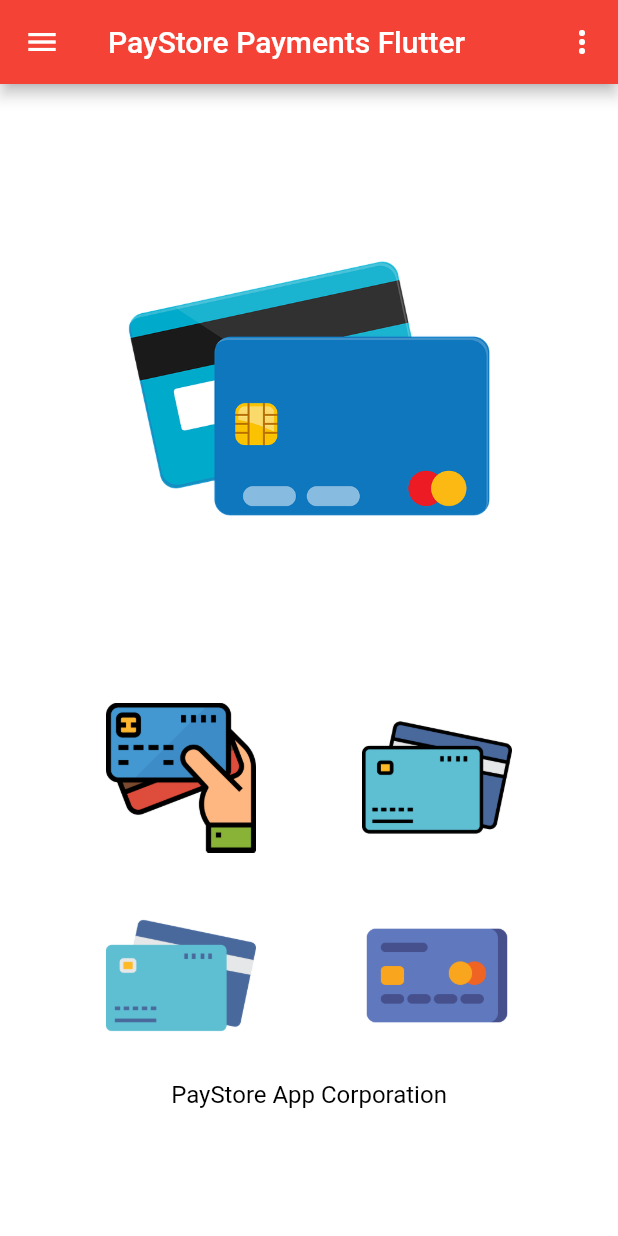
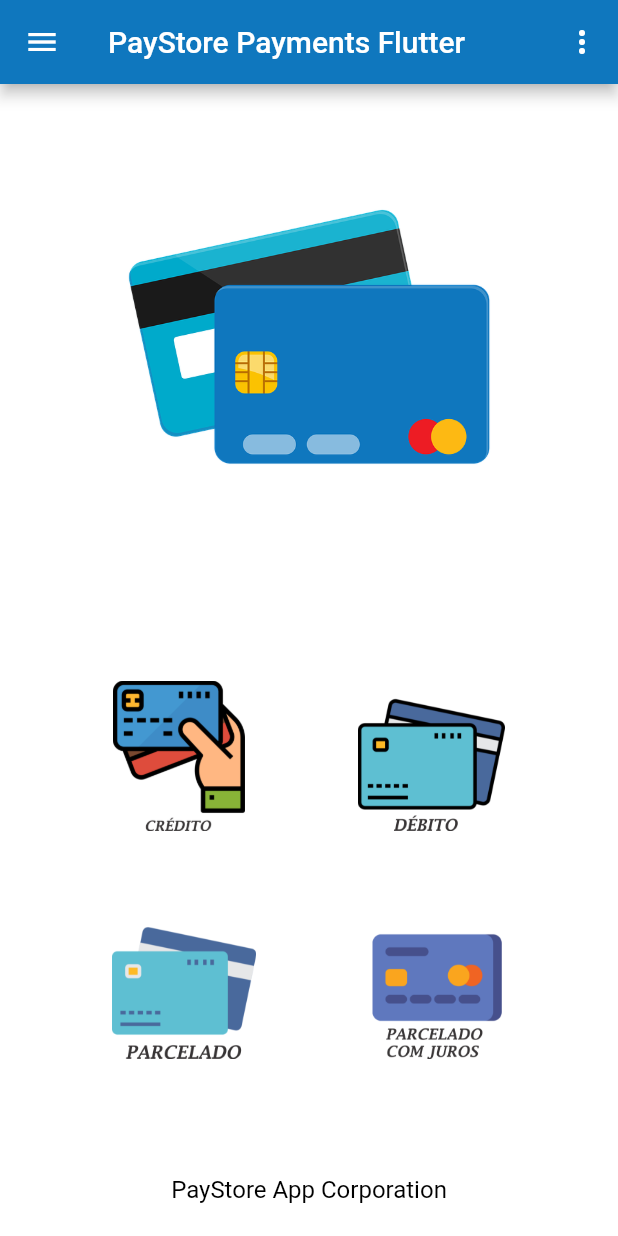
Before and after one commit to souzarogih/PaystorePaymentsFlutter, a Flutter app: the screen it shows after launch, on a phone screen of 412 x 824 dp. Run offline on Flutter 3.47's test engine with Material 2 defaults, Android fonts, the light colour scheme and no system bars.

Commit message:
Mudança de cor e imagens dos icones

```diff
--- a/lib/home.dart
+++ b/lib/home.dart
@@ -85,16 +85,22 @@
           })
         ],
         title: const Text("PayStore Payments Flutter"),
-        backgroundColor: Colors.red,
+        backgroundColor: const Color.fromRGBO(15, 119, 190, 1.0),
       ),
       drawer: Drawer(
-        // Image.asset("images/paystore.png"),
         child: Padding(
-          padding: const EdgeInsets.only(top: 60, left: 8),
+          padding: const EdgeInsets.only(top: 25, left: 1),
           child: SafeArea(
               child: Column(
             children: [
               // Image.asset("images/paystore.png"),
+              ListTile(
+                dense: true,
+                title: Image.asset("images/ps-paystore.png", height: 80),
+                // onTap: () {
+                //   //action when this menu is pressed
+                // },
+              ),
               ListTile(
                 dense: true,
                 title: const Text("DADOS DO TERMINAL", style: TextStyle(fontSize: 16)),
@@ -156,14 +162,14 @@
       ),
       body: Container(
         // padding: const EdgeInsets.all(20),
-        padding: const EdgeInsets.only(top: 1),
+        padding: const EdgeInsets.only(top: 10),
         child: Column(
           crossAxisAlignment: CrossAxisAlignment.center,
           mainAxisAlignment: MainAxisAlignment.center,
           children: [
             Image.asset("images/smartcard.png"),
             Padding(
-              padding: const EdgeInsets.only(top: 72),
+              padding: const EdgeInsets.only(top: 92),
               child: Row(
                 mainAxisAlignment: MainAxisAlignment.spaceEvenly,
                 children: [
@@ -179,23 +185,24 @@
               ),
             ),
             Padding(
-              padding: const EdgeInsets.only(top: 32),
+              padding: const EdgeInsets.only(top: 52),
               child: Row(
                 mainAxisAlignment: MainAxisAlignment.spaceEvenly,
                 children: [
                   GestureDetector(
                     onTap: _openParcelado,
-                    child: Image.asset("images/main_menu/parcelado.png", height: 100),
+                    child: Image.asset("images/main_menu/card-parc.png", height: 100),
                   ),
                   GestureDetector(
                     onTap: _openParceladoJuros,
-                    child: Image.asset("images/main_menu/parceladojuros.png", height: 100),
+                    child: Image.asset("images/main_menu/card-parc-juros.png", height: 100),
                   )
                 ],
               ),
             ),
             const Padding(
-              padding: EdgeInsets.all(20),
+              // padding: EdgeInsets.all(50),
+              padding: EdgeInsets.only(top: 78),
               child: Text(
                 "PayStore App Corporation",
                 style: TextStyle(fontSize: 16, color: Colors.black),
--- a/pubspec.yaml
+++ b/pubspec.yaml
@@ -66,6 +66,9 @@
     - images/main_menu/parceladojuros.png
     - images/smartcard.png
     - images/paystore.png
+    - images/ps-paystore.png
+    - images/main_menu/card-parc.png
+    - images/main_menu/card-parc-juros.png
 
   # An image asset can refer to one or more resolution-specific "variants", see
   # https://flutter.dev/assets-and-images/#resolution-aware
```
Also changed, not shown: images/main_menu/card-parc-juros.png (added), images/main_menu/card-parc.png (added), images/main_menu/credito.png, images/main_menu/debito.png, images/ps-paystore.png (added).
